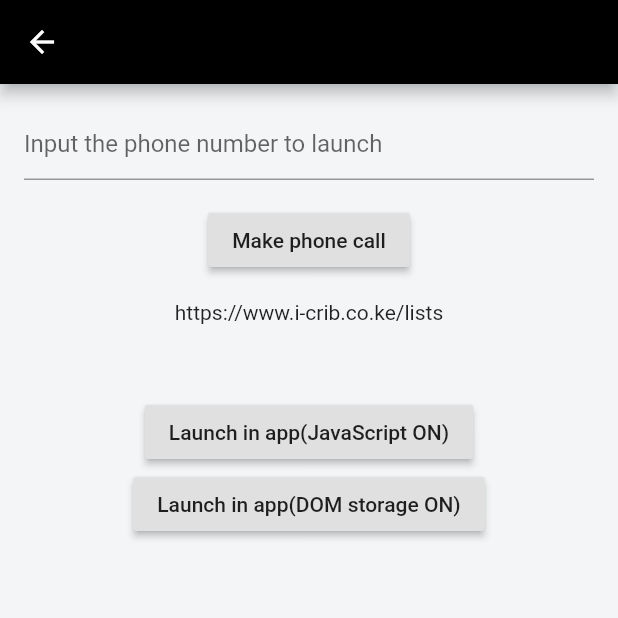
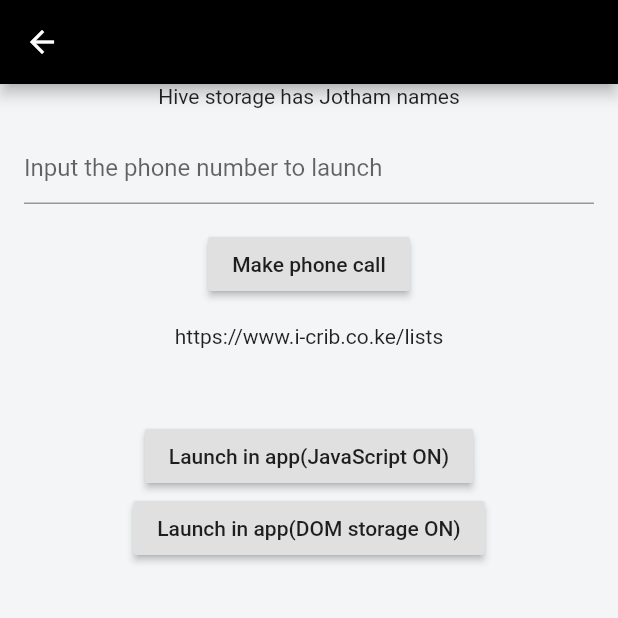
Before and after one commit to CreamyMilk/simpmigration, a Flutter app: the MyHomePage screen opened directly with empty values, on a phone screen of 412 x 824 dp, the top half of it. Run offline on Flutter 3.47's test engine with Material 2 defaults, Android fonts, the phone set to English and light mode, and no system bars; our stand-ins replace connectivity, firebase_messaging, flare_flutter, flutter_countdown_timer, flutter_speed_dial, geolocator and 7 more; missing offline and left inert: clipboard, fluttercontactpicker, linkable, syncfusion_flutter_pdf; accounts and stored records are empty; network calls fail.

Commit message:
🍯 setup

```diff
--- a/lib/archive/urllearn.dart
+++ b/lib/archive/urllearn.dart
@@ -1,6 +1,7 @@
 import 'dart:async';
 
 import 'package:flutter/material.dart';
+import 'package:hive/hive.dart';
 import 'package:url_launcher/url_launcher.dart';
 
 class UrlTest extends StatelessWidget {
@@ -19,6 +20,8 @@ class MyHomePage extends StatefulWidget {
 }
 
 class _MyHomePageState extends State<MyHomePage> {
+  final userHiveBox = Hive.box('user');
+  String name;
   Future<void> _launched;
   String _phone = '';
 
@@ -63,8 +66,15 @@ class _MyHomePageState extends State<MyHomePage> {
   }
 
   @override
+  void initState() {
+    userHiveBox.put('name', 'Jotham');
+    super.initState();
+  }
+
+  @override
   Widget build(BuildContext context) {
     const String toLaunch = 'https://www.i-crib.co.ke/lists';
+    name = userHiveBox.get('name', defaultValue: "John Doe");
     return Scaffold(
       appBar: AppBar(
         title: Text(widget.title),
@@ -74,6 +84,7 @@ class _MyHomePageState extends State<MyHomePage> {
           Column(
             mainAxisAlignment: MainAxisAlignment.center,
             children: <Widget>[
+              Text("Hive storage has $name names"),
               Padding(
                 padding: const EdgeInsets.all(16.0),
                 child: TextField(
--- a/lib/main.dart
+++ b/lib/main.dart
@@ -2,8 +2,13 @@ import 'package:clone/route_generator.dart';
 import 'package:clone/services/geolocation_service.dart';
 import 'package:flutter/material.dart';
 import 'package:flutter/services.dart';
+import 'package:hive/hive.dart';
+import 'package:hive_flutter/hive_flutter.dart';
 
-void main() {
+const userBoxName = 'user';
+void main() async {
+  await Hive.initFlutter();
+  await Hive.openBox(userBoxName);
   WidgetsFlutterBinding.ensureInitialized();
   SystemChrome.setPreferredOrientations([DeviceOrientation.portraitUp])
       .then((_) {
--- a/lib/widget/otp_receiver.dart
+++ b/lib/widget/otp_receiver.dart
@@ -102,6 +102,5 @@ Future confirmOTP(mobile, code, context) async {
   } else {
     Navigator.of(context).pushNamed('/home');
   }
-
   //Navigator.of(context).pop();
 }
--- a/pubspec.yaml
+++ b/pubspec.yaml
@@ -46,6 +46,9 @@ dependencies:
   syncfusion_flutter_pdf: ^18.3.35-beta
   path_provider: ^1.6.7
   open_file: ^3.0.1
+  # Caching and local_db
+  hive: ^1.4.4+1
+  hive_flutter: ^0.3.1
   # The following adds the Cupertino Icons font to your application.
   # Use with the CupertinoIcons class for iOS style icons.
   cupertino_icons: ^0.1.3
```
Also changed, not shown: pubspec.lock.
